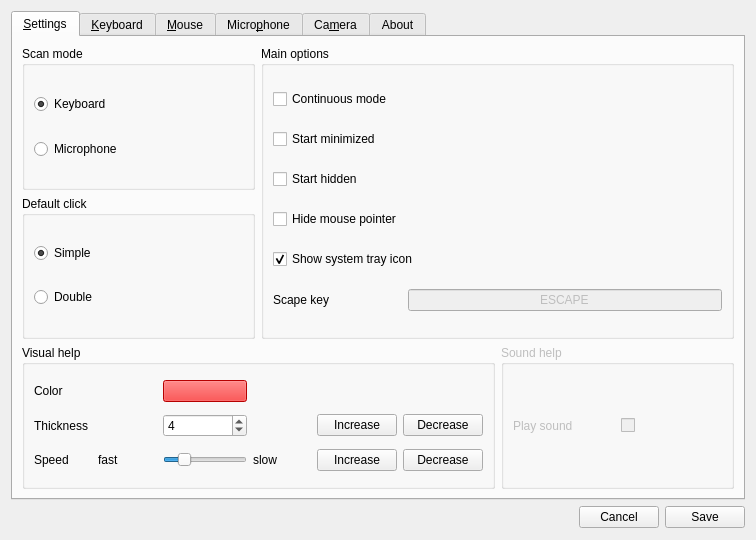
Before: the Qt Designer form src/confWidget.ui in rfernandezfranco/nadir, drawn with Qt 5.
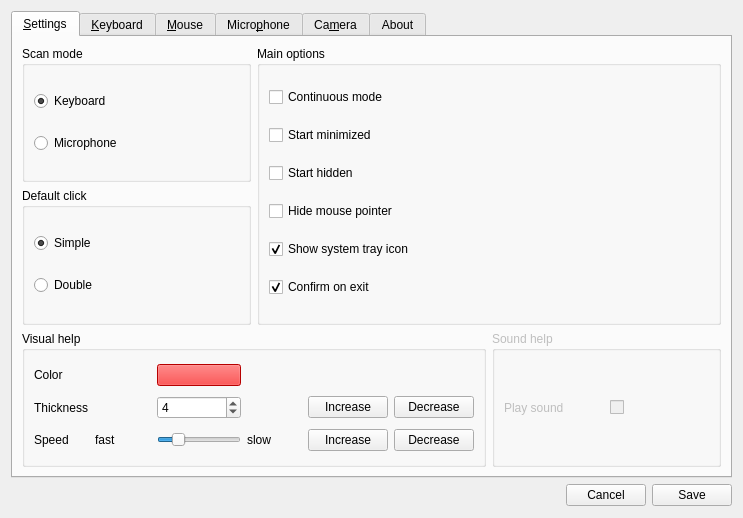
After: the same form once the commit is applied. Icons and pictures are not drawn.

Commit message: optional confirmation on exit

```diff
--- a/src/confWidget.ui
+++ b/src/confWidget.ui
@@ -9,8 +9,8 @@
    <rect>
     <x>0</x>
     <y>0</y>
-    <width>756</width>
-    <height>540</height>
+    <width>743</width>
+    <height>500</height>
    </rect>
   </property>
   <property name="sizePolicy">
@@ -103,6 +103,16 @@
           <string>Main options</string>
          </property>
          <layout class="QGridLayout" name="gridLayout_9">
+          <item row="6" column="0">
+           <widget class="QCheckBox" name="confirmOnExitBox">
+            <property name="text">
+             <string>Confirm on exit</string>
+            </property>
+            <property name="checked">
+             <bool>true</bool>
+            </property>
+           </widget>
+          </item>
           <item row="1" column="0">
            <widget class="QCheckBox" name="continuousBox">
             <property name="text">
@@ -113,31 +123,6 @@
             </property>
            </widget>
           </item>
-          <item row="6" column="0">
-           <widget class="QLabel" name="label_28">
-            <property name="text">
-             <string>Scape key</string>
-            </property>
-           </widget>
-          </item>
-          <item row="6" column="1">
-           <widget class="QLineEdit" name="lineEdit_3">
-            <property name="enabled">
-             <bool>false</bool>
-            </property>
-            <property name="font">
-             <font>
-              <italic>false</italic>
-             </font>
-            </property>
-            <property name="text">
-             <string>ESCAPE</string>
-            </property>
-            <property name="alignment">
-             <set>Qt::AlignCenter</set>
-            </property>
-           </widget>
-          </item>
           <item row="4" column="0">
            <widget class="QCheckBox" name="hidePointerBox">
             <property name="text">
```
The commit also changes 13 other files.
